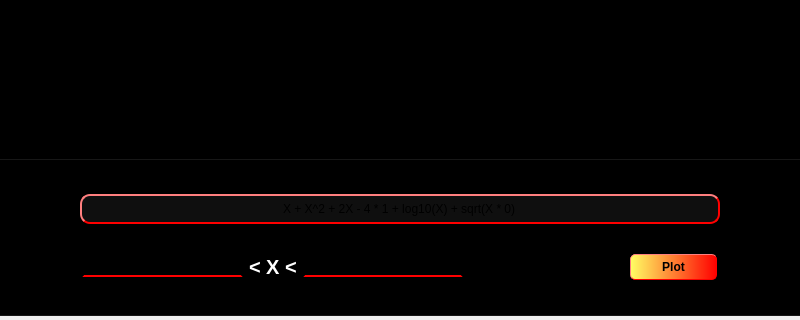
MoAdelEzz/Dezmoz, file Application/UI/ui.ui: the form before one commit; both pictures show x 101 to 901 and y 345 to 665 of the 991 by 665 pixel window.
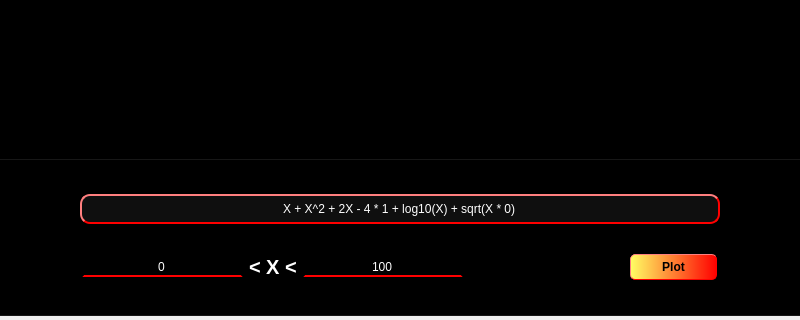
The form after the commit.

Patch:
```diff
--- a/Application/UI/ui.ui
+++ b/Application/UI/ui.ui
@@ -78,7 +78,7 @@
            <property name="styleSheet">
             <string notr="true">background-color: #0f0f0f;
 border-width: 2px;
-
+color: white;
 border-style: outset;
 border-radius: 10px;
 border-color: red</string>
@@ -137,7 +137,7 @@
 border-top: none;
 border-left:none;
 border-right:none;
-
+color: white;
 border-width: 2px;
 border-style: outset</string>
            </property>
@@ -168,7 +168,7 @@
 border-top: none;
 border-left:none;
 border-right:none;
-
+color: white;
 border-width: 2px;
 border-style: outset</string>
            </property>
```
